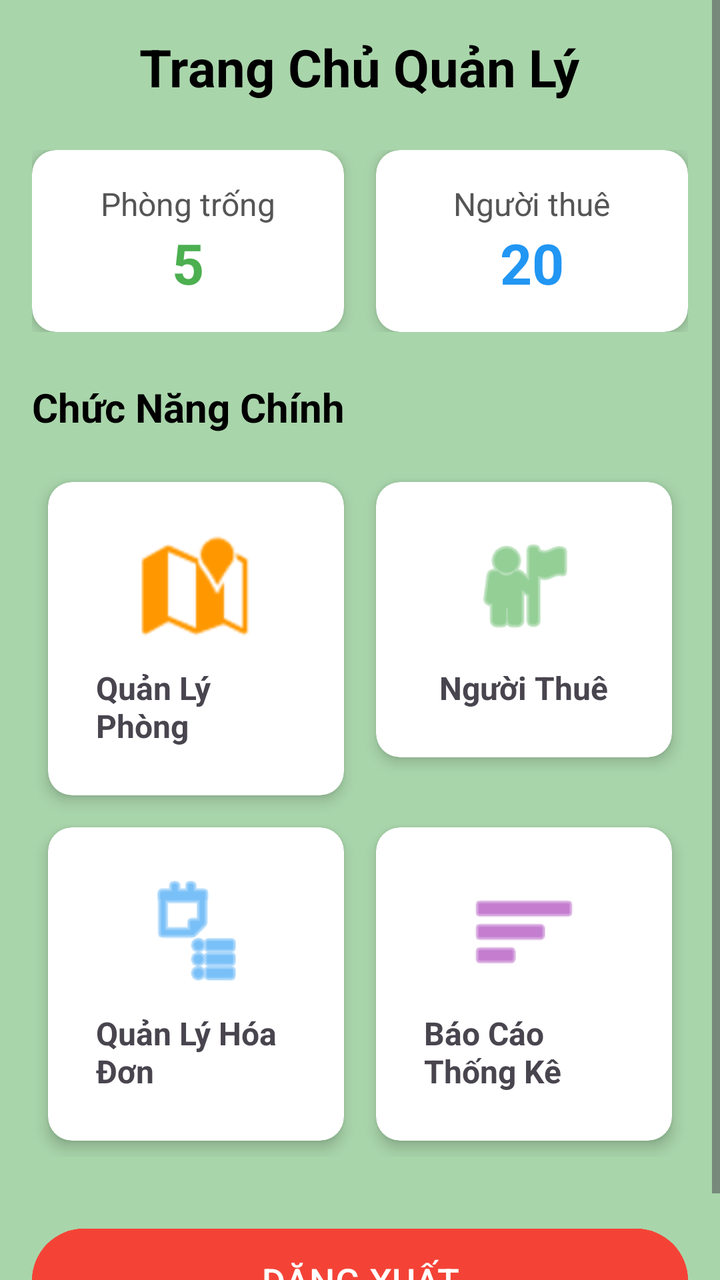
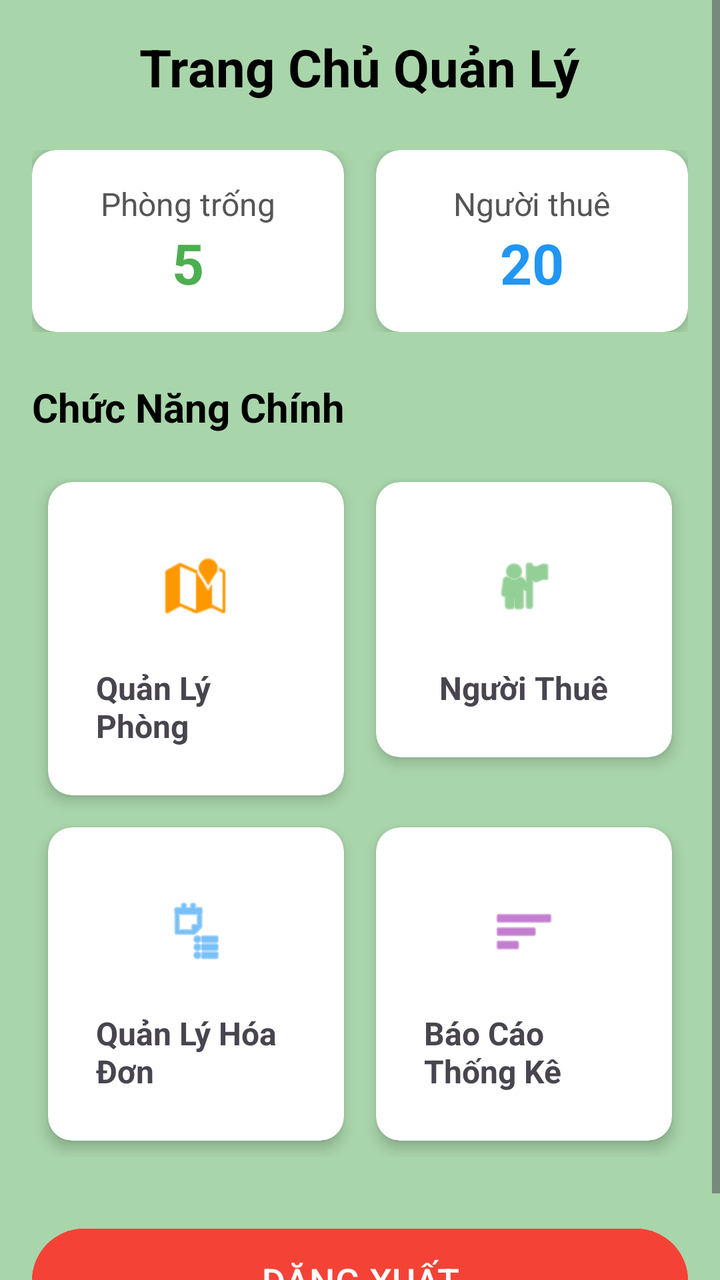

An Android layout rendered at two revisions. The XML below is the earlier revision; the diff shows what the commit changed to produce the second picture.
<!-- AndroidManifest.xml: application theme Theme.Detai1 -->
<!-- res/layout/giaodientrangchu.xml -->
<?xml version="1.0" encoding="utf-8"?>
<ScrollView xmlns:android="http://schemas.android.com/apk/res/android"
    xmlns:app="http://schemas.android.com/apk/res-auto"
    android:layout_width="match_parent"
    android:layout_height="match_parent"
    android:background="#7A4CAF50">

    <LinearLayout
        android:layout_width="match_parent"
        android:layout_height="wrap_content"
        android:orientation="vertical"
        android:padding="16dp">

        
        <TextView
            android:id="@+id/txtloichao"
            android:layout_width="wrap_content"
            android:layout_height="wrap_content"
            android:layout_gravity="center"
            android:layout_marginBottom="24dp"
            android:text="Trang Chủ Quản Lý"
            android:textColor="@android:color/black"
            android:textSize="26sp"
            android:textStyle="bold" />

        
        <LinearLayout
            android:layout_width="match_parent"
            android:layout_height="wrap_content"
            android:layout_marginBottom="24dp"
            android:orientation="horizontal">

            
            <androidx.cardview.widget.CardView
                android:layout_width="0dp"
                android:layout_height="wrap_content"
                android:layout_marginEnd="8dp"
                android:layout_weight="1"
                app:cardCornerRadius="12dp"
                app:cardElevation="4dp">

                <LinearLayout
                    android:layout_width="match_parent"
                    android:layout_height="wrap_content"
                    android:gravity="center"
                    android:orientation="vertical"
                    android:padding="16dp">

                    <TextView
                        android:layout_width="wrap_content"
                        android:layout_height="wrap_content"
                        android:text="Phòng trống"
                        android:textColor="#555555"
                        android:textSize="16sp" />

                    <TextView
                        android:id="@+id/txtsophongtrong"
                        android:layout_width="wrap_content"
                        android:layout_height="wrap_content"
                        android:text="5"
                        android:textColor="#4CAF50"
                        android:textSize="28sp"
                        android:textStyle="bold" />
                </LinearLayout>
            </androidx.cardview.widget.CardView>

            
            <androidx.cardview.widget.CardView
                android:layout_width="0dp"
                android:layout_height="wrap_content"
                android:layout_marginStart="8dp"
                android:layout_weight="1"
                app:cardCornerRadius="12dp"
                app:cardElevation="4dp">

                <LinearLayout
                    android:layout_width="match_parent"
                    android:layout_height="wrap_content"
                    android:gravity="center"
                    android:orientation="vertical"
                    android:padding="16dp">

                    <TextView
                        android:layout_width="wrap_content"
                        android:layout_height="wrap_content"
                        android:text="Người thuê"
                        android:textColor="#555555"
                        android:textSize="16sp" />

                    <TextView
                        android:id="@+id/txtsonguoithue"
                        android:layout_width="wrap_content"
                        android:layout_height="wrap_content"
                        android:text="20"
                        android:textColor="#2196F3"
                        android:textSize="28sp"
                        android:textStyle="bold" />
                </LinearLayout>
            </androidx.cardview.widget.CardView>

        </LinearLayout>

        
        <TextView
            android:layout_width="wrap_content"
            android:layout_height="wrap_content"
            android:layout_marginBottom="16dp"
            android:text="Chức Năng Chính"
            android:textColor="@android:color/black"
            android:textSize="20sp"
            android:textStyle="bold" />

        
        <GridLayout
            android:layout_width="match_parent"
            android:layout_height="wrap_content"
            android:alignmentMode="alignMargins"
            android:columnCount="2"
            android:columnOrderPreserved="false"
            android:rowCount="2">

            
            <androidx.cardview.widget.CardView
                android:id="@+id/cvquanlyphongtro"
                android:layout_width="0dp"
                android:layout_height="wrap_content"
                android:layout_columnWeight="1"
                android:layout_margin="8dp"
                android:clickable="true"
                android:foreground="?android:attr/selectableItemBackground"
                app:cardCornerRadius="12dp"
                app:cardElevation="4dp">

                <LinearLayout
                    android:layout_width="match_parent"
                    android:layout_height="wrap_content"
                    android:gravity="center"
                    android:orientation="vertical"
                    android:padding="24dp">

                    <ImageView
                        android:layout_width="56dp"
                        android:layout_height="56dp"
                        android:src="@android:drawable/ic_dialog_map"
                        app:tint="#FF9800" />

                    <TextView
                        android:layout_width="wrap_content"
                        android:layout_height="wrap_content"
                        android:layout_marginTop="12dp"
                        android:text="Quản Lý Phòng"
                        android:textSize="16sp"
                        android:textStyle="bold" />
                </LinearLayout>
            </androidx.cardview.widget.CardView>

            
            <androidx.cardview.widget.CardView
                android:id="@+id/cvquanlynguoithue"
                android:layout_width="0dp"
                android:layout_height="wrap_content"
                android:layout_columnWeight="1"
                android:layout_margin="8dp"
                android:clickable="true"
                android:foreground="?android:attr/selectableItemBackground"
                app:cardCornerRadius="12dp"
                app:cardElevation="4dp">

                <LinearLayout
                    android:layout_width="match_parent"
                    android:layout_height="wrap_content"
                    android:gravity="center"
                    android:orientation="vertical"
                    android:padding="24dp">

                    <ImageView
                        android:layout_width="56dp"
                        android:layout_height="56dp"
                        android:src="@android:drawable/ic_menu_myplaces"
                        app:tint="#4CAF50" />

                    <TextView
                        android:layout_width="wrap_content"
                        android:layout_height="wrap_content"
                        android:layout_marginTop="12dp"
                        android:text="Người Thuê"
                        android:textSize="16sp"
                        android:textStyle="bold" />
                </LinearLayout>
            </androidx.cardview.widget.CardView>

            
            <androidx.cardview.widget.CardView
                android:id="@+id/cvquanlyhoadon"
                android:layout_width="0dp"
                android:layout_height="wrap_content"
                android:layout_columnWeight="1"
                android:layout_margin="8dp"
                android:clickable="true"
                android:foreground="?android:attr/selectableItemBackground"
                app:cardCornerRadius="12dp"
                app:cardElevation="4dp">

                <LinearLayout
                    android:layout_width="match_parent"
                    android:layout_height="wrap_content"
                    android:gravity="center"
                    android:orientation="vertical"
                    android:padding="24dp">

                    <ImageView
                        android:layout_width="56dp"
                        android:layout_height="56dp"
                        android:src="@android:drawable/ic_menu_agenda"
                        app:tint="#2196F3" />

                    <TextView
                        android:layout_width="wrap_content"
                        android:layout_height="wrap_content"
                        android:layout_marginTop="12dp"
                        android:text="Quản Lý Hóa Đơn"
                        android:textSize="16sp"
                        android:textStyle="bold" />
                </LinearLayout>
            </androidx.cardview.widget.CardView>

            
            <androidx.cardview.widget.CardView
                android:id="@+id/cvthongke"
                android:layout_width="0dp"
                android:layout_height="wrap_content"
                android:layout_columnWeight="1"
                android:layout_margin="8dp"
                android:clickable="true"
                android:foreground="?android:attr/selectableItemBackground"
                app:cardCornerRadius="12dp"
                app:cardElevation="4dp">

                <LinearLayout
                    android:layout_width="match_parent"
                    android:layout_height="wrap_content"
                    android:gravity="center"
                    android:orientation="vertical"
                    android:padding="24dp">

                    <ImageView
                        android:layout_width="56dp"
                        android:layout_height="56dp"
                        android:src="@android:drawable/ic_menu_sort_by_size"
                        app:tint="#9C27B0" />

                    <TextView
                        android:layout_width="wrap_content"
                        android:layout_height="wrap_content"
                        android:layout_marginTop="12dp"
                        android:text="Báo Cáo Thống Kê"
                        android:textSize="16sp"
                        android:textStyle="bold" />
                </LinearLayout>
            </androidx.cardview.widget.CardView>

        </GridLayout>

        
        <Button
            android:id="@+id/btndangxuat"
            android:layout_width="match_parent"
            android:layout_height="60dp"
            android:layout_marginTop="32dp"
            android:backgroundTint="#F44336"
            android:text="ĐĂNG XUẤT"
            android:textColor="@android:color/white"
            android:textSize="18sp" />

    </LinearLayout>
</ScrollView>
<!-- resources referenced by this layout -->
<resources>
  <style name="Theme.Detai1" parent="Base.Theme.Detai1" />
  <style name="Base.Theme.Detai1" parent="Theme.Material3.DayNight.NoActionBar">
          
          
      </style>
</resources>

<!-- the commit's change to res/layout/giaodientrangchu.xml (unified diff, before → after) -->
@@ -138,11 +138,14 @@
                     android:orientation="vertical"
                     android:padding="24dp">
 
-                    <ImageView
+                    <ImageButton
+                        android:id="@+id/btnimgquanlyphongtro"
                         android:layout_width="56dp"
                         android:layout_height="56dp"
                         android:src="@android:drawable/ic_dialog_map"
-                        app:tint="#FF9800" />
+                        app:tint="#FF9800"
+                        android:background="?attr/selectableItemBackgroundBorderless"
+                        android:contentDescription="Quản lý phòng"/>
 
                     <TextView
                         android:layout_width="wrap_content"
@@ -173,11 +176,14 @@
                     android:orientation="vertical"
                     android:padding="24dp">
 
-                    <ImageView
+                    <ImageButton
+                        android:id="@+id/btnimgnguoithue"
                         android:layout_width="56dp"
                         android:layout_height="56dp"
                         android:src="@android:drawable/ic_menu_myplaces"
-                        app:tint="#4CAF50" />
+                        app:tint="#4CAF50"
+                        android:background="?attr/selectableItemBackgroundBorderless"
+                        android:contentDescription="Người thuê"/>
 
                     <TextView
                         android:layout_width="wrap_content"
@@ -208,11 +214,14 @@
                     android:orientation="vertical"
                     android:padding="24dp">
 
-                    <ImageView
+                    <ImageButton
+                        android:id="@+id/btnimghoadon"
                         android:layout_width="56dp"
                         android:layout_height="56dp"
                         android:src="@android:drawable/ic_menu_agenda"
-                        app:tint="#2196F3" />
+                        app:tint="#2196F3"
+                        android:background="?attr/selectableItemBackgroundBorderless"
+                        android:contentDescription="Quản lý hóa đơn"/>
 
                     <TextView
                         android:layout_width="wrap_content"
@@ -243,11 +252,14 @@
                     android:orientation="vertical"
                     android:padding="24dp">
 
-                    <ImageView
+                    <ImageButton
+                        android:id="@+id/btnimgthongke"
                         android:layout_width="56dp"
                         android:layout_height="56dp"
                         android:src="@android:drawable/ic_menu_sort_by_size"
-                        app:tint="#9C27B0" />
+                        app:tint="#9C27B0"
+                        android:background="?attr/selectableItemBackgroundBorderless"
+                        android:contentDescription="Thống kê"/>
 
                     <TextView
                         android:layout_width="wrap_content"
